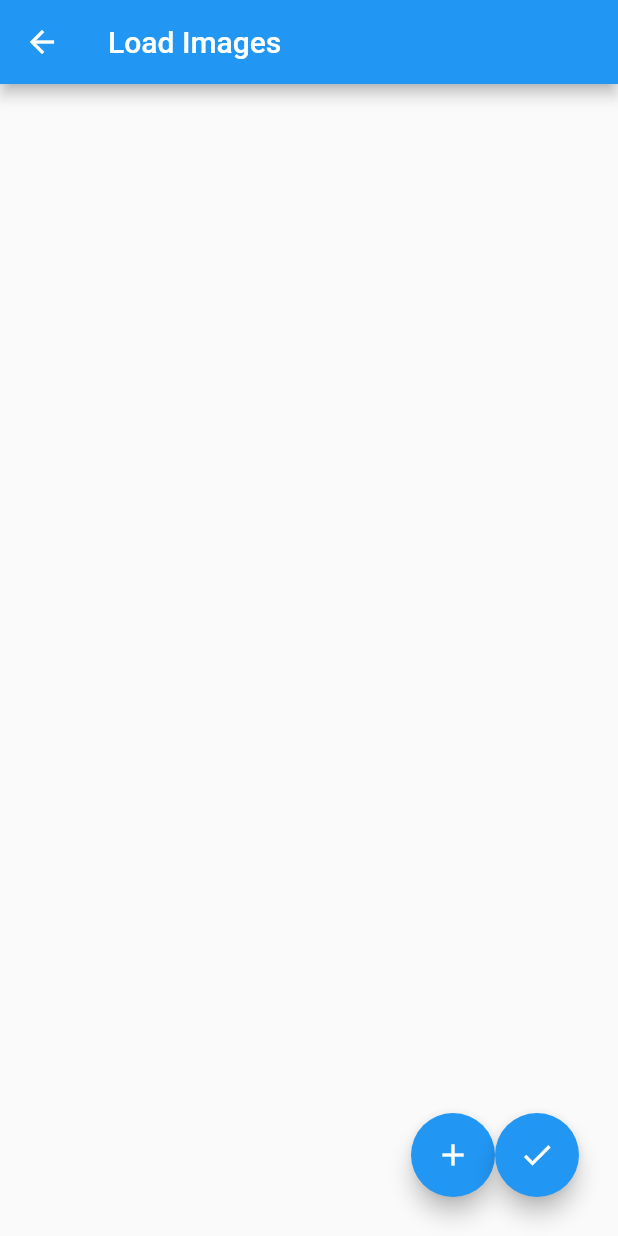
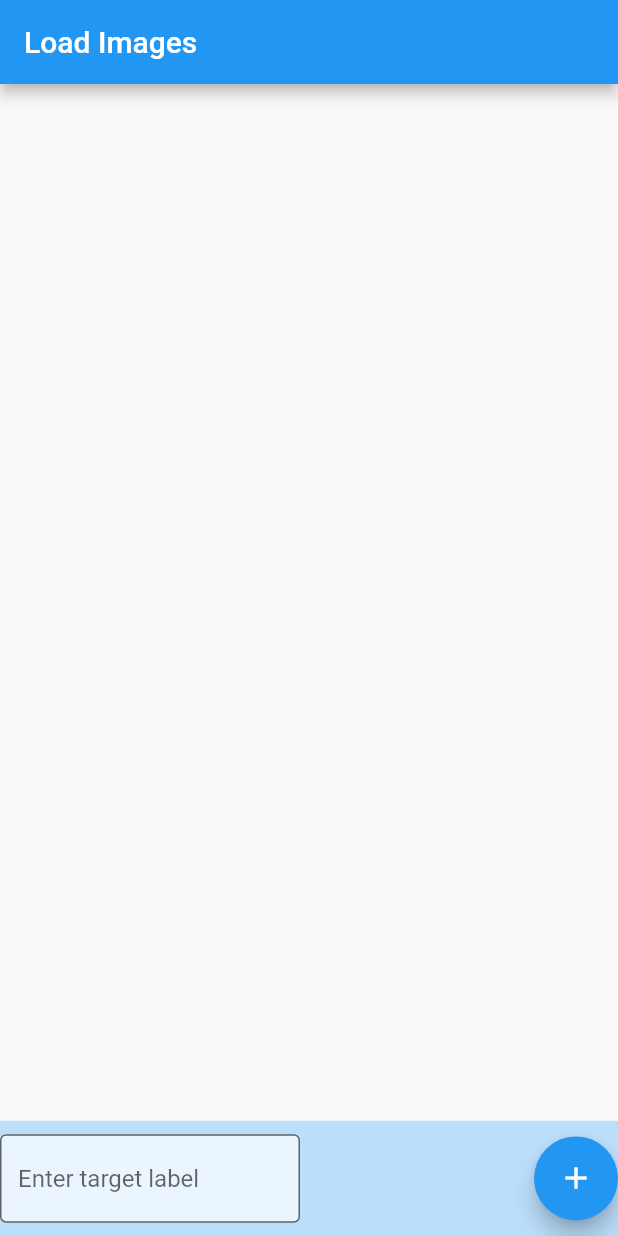
Before and after one commit to VictorTPhan/tflite_experiment, a Flutter app: the ImageLoader screen opened directly, on a phone screen of 412 x 824 dp. Run offline on Flutter 3.47's test engine with Material 2 defaults, Android fonts, the phone set to English and light mode, and no system bars; our stand-ins replace image_picker; missing offline and left inert: tflite.

Commit message:
Added image loading screen and simple results viewer
I would consider the app done at this point.

```diff
--- a/lib/image_loader.dart
+++ b/lib/image_loader.dart
@@ -1,6 +1,8 @@
 import 'package:flutter/material.dart';
 import 'package:image_picker/image_picker.dart';
 import 'dart:io';
+
+import 'package:tflite_experiment/results.dart';
 
 class ImageLoader extends StatefulWidget {
   const ImageLoader({Key? key}) : super(key: key);
@@ -9,19 +11,29 @@ class ImageLoader extends StatefulWidget {
   State<ImageLoader> createState() => _ImageLoaderState();
 }
 
+class ImageData {
+  File imageFile;
+  late Image imageWidget;
+
+  ImageData(this.imageFile)
+  {
+    imageWidget = Image.file(imageFile);
+  }
+}
+
 class _ImageLoaderState extends State<ImageLoader> {
 
-  List<PickedFile> images = [];
+  TextEditingController targetController = new TextEditingController();
+  List<ImageData> images = [];
 
-  void _imageSelection() async {
-    await ImagePicker().getImage(source: ImageSource.gallery).
+  void imageSelection() async {
+    await ImagePicker().pickMultiImage().
     then((value) {
-      if (value != null)
+      List<XFile> files = value as List<XFile>;
+      for(XFile f in files)
         {
-        print(value.path);
           setState(() {
-          images.add(value);
-          print(images.length);
+            images.add(ImageData(File(f.path)));
           });
         }
     });
@@ -30,45 +42,79 @@ class _ImageLoaderState extends State<ImageLoader> {
   @override
   Widget build(BuildContext context) {
 
-
     return Scaffold(
       appBar: AppBar(
         title: Text("Load Images"),
       ),
-      body: ListView.separated(
+      body: Column(
+        children: [
+          Expanded(
+            flex: 90,
+            child: ListView.separated(
               padding: const EdgeInsets.all(8),
               itemCount: images.length,
               itemBuilder: (BuildContext context, int index) {
                 return Container(
-            height: 50,
+                  height: 75,
                   color: Colors.blueGrey[100],
-            child: Text(images[index].path),
+                  child: Row(
+                    children: [
+                      images[index].imageWidget
+                    ],
+                  ),
                 );
               },
               separatorBuilder: (BuildContext context, int index) => const Divider(),
             ),
-      floatingActionButton: Stack(
-          fit: StackFit.expand,
+          ),
+          Expanded(
+            flex: 10,
+            child: Container(
+              color: Colors.blue[100],
+              child: Row(
+                mainAxisAlignment: MainAxisAlignment.spaceBetween,
                 children: [
-            Positioned(
-              bottom: 10,
-              right: 10,
-              child: Row(
+                  Container(
+                    width: 200,
+                    child: TextField(
+                      controller: targetController,
+                      decoration: const InputDecoration(
+                          border: OutlineInputBorder(),
+                          hintText: "Enter target label",
+                          filled: true,
+                          fillColor: Colors.white70,
+                      ),
+                      onChanged: (String value)
+                      {
+                        setState(() {});
+                      },
+                    ),
+                  ),
+                  Row(
                     children: [
                       FloatingActionButton(
                           heroTag: null,
-                      onPressed: _imageSelection,
+                          onPressed: imageSelection,
                           child: Icon(Icons.add)
                       ),
+                      if (images.length > 1 && targetController.text.isNotEmpty)
                         FloatingActionButton(
                             heroTag: null,
-                      onPressed: () {},
+                            onPressed: () {
+                              Navigator.push(
+                                context,
+                                MaterialPageRoute(builder: (context) => Results(images: images, target: targetController.text,)),
+                              );
+                            },
                             child: Icon(Icons.check)
                         ),
                     ],
                   ),
+                ],
               ),
-          ]
+            ),
+          )
+        ],
       ),
     );
   }
--- a/lib/main.dart
+++ b/lib/main.dart
@@ -17,7 +17,7 @@ class MyApp extends StatelessWidget {
       theme: ThemeData(
         primarySwatch: Colors.blue,
       ),
-      home: const Classification()
+      home: const ImageLoader()
     );
   }
 }
```
Also changed, not shown: lib/results.dart (added, +359 -0 lines). Lines whose indentation alone changed are shown as unchanged.
